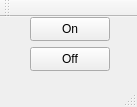
BriceJamin/BriceJamin-ProjetSuPer, file 09-CodageDetecterLecteurs/DetecterLecteurs/detecterlecteurs.ui: the form before one commit.
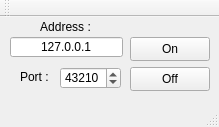
The form after the commit.

Commit message: Renommages, Saisies address et port

The edit to the form file:
```diff
--- a/09-CodageDetecterLecteurs/DetecterLecteurs/detecterlecteurs.ui
+++ b/09-CodageDetecterLecteurs/DetecterLecteurs/detecterlecteurs.ui
@@ -6,8 +6,8 @@
    <rect>
     <x>0</x>
     <y>0</y>
-    <width>137</width>
-    <height>107</height>
+    <width>219</width>
+    <height>127</height>
    </rect>
   </property>
   <property name="windowTitle">
@@ -17,8 +17,8 @@
    <widget class="QPushButton" name="pbOn">
     <property name="geometry">
      <rect>
-      <x>30</x>
-      <y>0</y>
+      <x>130</x>
+      <y>20</y>
       <width>80</width>
       <height>24</height>
      </rect>
@@ -30,8 +30,8 @@
    <widget class="QPushButton" name="pbOff">
     <property name="geometry">
      <rect>
-      <x>30</x>
-      <y>30</y>
+      <x>130</x>
+      <y>50</y>
       <width>80</width>
       <height>24</height>
      </rect>
@@ -40,6 +40,70 @@
      <string>Off</string>
     </property>
    </widget>
+   <widget class="QLineEdit" name="addressLineEdit">
+    <property name="geometry">
+     <rect>
+      <x>10</x>
+      <y>20</y>
+      <width>113</width>
+      <height>20</height>
+     </rect>
+    </property>
+    <property name="text">
+     <string notr="true">127.0.0.1</string>
+    </property>
+    <property name="alignment">
+     <set>Qt::AlignCenter</set>
+    </property>
+   </widget>
+   <widget class="QLabel" name="addressLabel">
+    <property name="geometry">
+     <rect>
+      <x>10</x>
+      <y>0</y>
+      <width>111</width>
+      <height>20</height>
+     </rect>
+    </property>
+    <property name="text">
+     <string>Address :</string>
+    </property>
+    <property name="alignment">
+     <set>Qt::AlignCenter</set>
+    </property>
+   </widget>
+   <widget class="QLabel" name="portLabel">
+    <property name="geometry">
+     <rect>
+      <x>20</x>
+      <y>50</y>
+      <width>31</width>
+      <height>20</height>
+     </rect>
+    </property>
+    <property name="text">
+     <string>Port :</string>
+    </property>
+    <property name="alignment">
+     <set>Qt::AlignLeading|Qt::AlignLeft|Qt::AlignVCenter</set>
+    </property>
+   </widget>
+   <widget class="QSpinBox" name="portSpinBox">
+    <property name="geometry">
+     <rect>
+      <x>60</x>
+      <y>50</y>
+      <width>61</width>
+      <height>22</height>
+     </rect>
+    </property>
+    <property name="maximum">
+     <number>65535</number>
+    </property>
+    <property name="value">
+     <number>43210</number>
+    </property>
+   </widget>
   </widget>
   <widget class="QMenuBar" name="menuBar">
    <property name="geometry">
```
Left out of the diff: 6 changed lines with no effect on the pictures.
